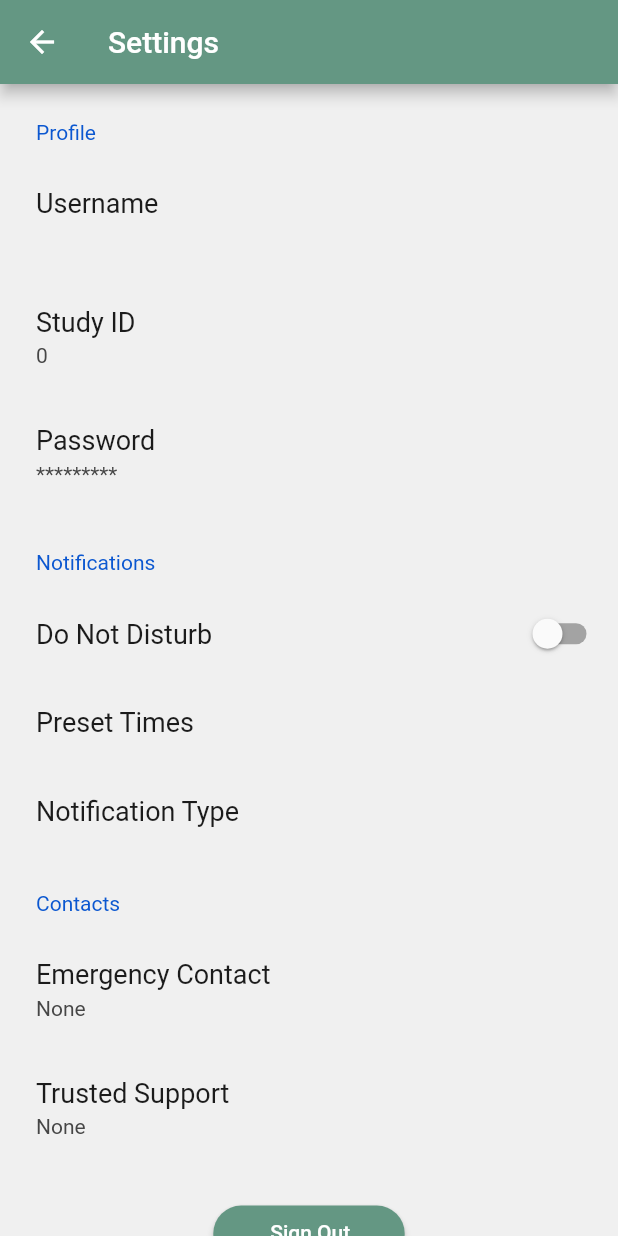
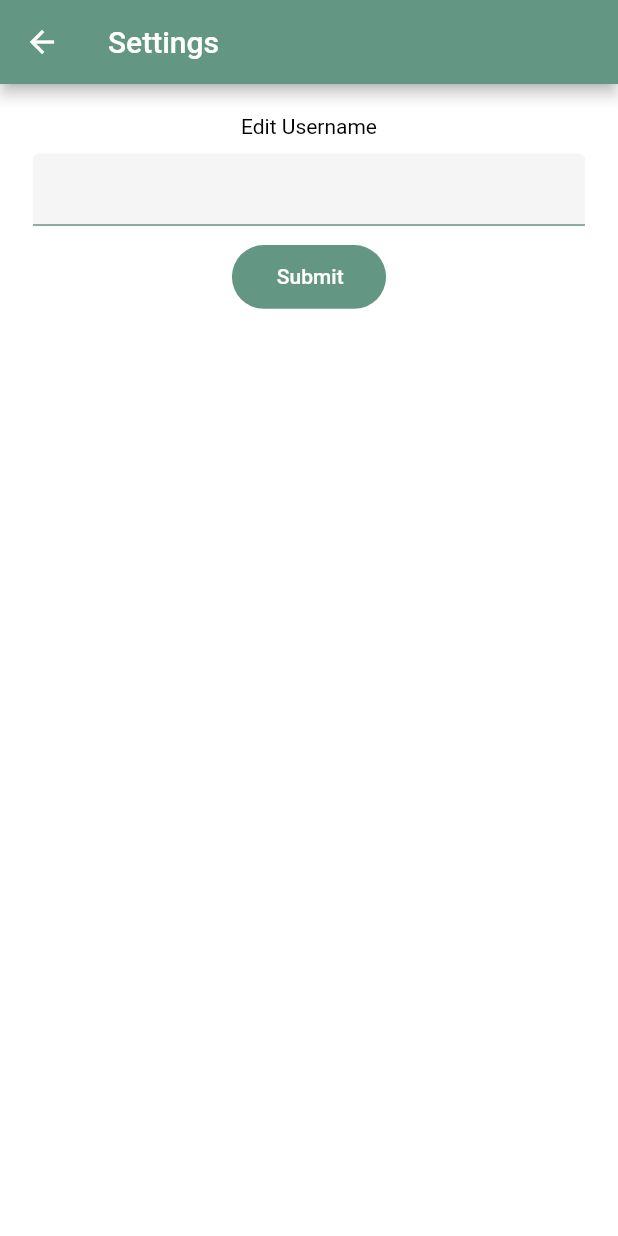
Before and after one commit to sahilmahendrakar/ARCApp, a Flutter app: the SettingsScreen screen opened by its route, after a tap on "Username", on a phone screen of 412 x 824 dp. Run offline on Flutter 3.47's test engine with Material 2 defaults, Android fonts, the phone set to English and light mode, and no system bars; drawn by our look-alikes of settings_ui; our stand-ins replace firebase_auth, firebase_core, firebase_database; accounts and stored records are empty.

Commit message:
Added pages to set / update username, study id, emergency contact, and trusted support contact

```diff
--- a/lib/screens/settings/settings_screen.dart
+++ b/lib/screens/settings/settings_screen.dart
@@ -1,5 +1,9 @@
 import 'package:arc_app/auth/authentication_service.dart';
 import 'package:arc_app/constants.dart';
+import 'package:arc_app/screens/settings/emergency_contact_screen.dart';
+import 'package:arc_app/screens/settings/studyid_screen.dart';
+import 'package:arc_app/screens/settings/trusted_support_screen.dart';
+import 'package:arc_app/screens/settings/username_screen.dart';
 import 'package:arc_app/size_config.dart';
 import 'package:firebase_auth/firebase_auth.dart';
 import 'package:firebase_database/firebase_database.dart';
@@ -29,26 +33,15 @@ class _SettingsScreenState extends State<SettingsScreen> {
     super.initState();
     final ref = fb.reference();
     User user = FirebaseAuth.instance.currentUser!;
-    ref.child(user.uid).child("study-id").once().then((data) {
-      if (data.value != null) {
-        setState(() {
-          studyId = data.value;
-        });
-      }
-    });
-    ref.child(user.uid).child("emergency-contact").once().then((data) {
-      if (data.value != null) {
-        setState(() {
-          emergencyContact = data.value;
-        });
-      }
-    });
-    ref.child(user.uid).child("trusted-support").once().then((data) {
-      if (data.value != null) {
-        setState(() {
-          trustedSupport = data.value;
-        });
-      }
+    //Using on value instead of once() so it updates when value is changed
+    ref.child(user.uid).onValue.listen((event) {
+      DataSnapshot data = event.snapshot;
+      setState(() {
+        //The ?? performs null checking
+        studyId = data.value["study-id"] ?? 0;
+        emergencyContact = data.value["emergency-contact"] ?? "None";
+        trustedSupport = data.value["trusted-support"] ?? "None";
+      });
     });
   }
 
@@ -70,12 +63,27 @@ class _SettingsScreenState extends State<SettingsScreen> {
                       SettingsTile(
                         title: 'Username',
                         subtitle: user.displayName,
-                        onPressed: (context) {},
+                        onPressed: (context) {
+                          Navigator.push(
+                              context,
+                              MaterialPageRoute(
+                                  builder: (context) =>
+                                      UsernameSettingsScreen())).then((value) {
+                            //forces page to reload when popped back, allowing values to update
+                            setState(() {});
+                          });
+                        },
                       ),
                       SettingsTile(
                         title: 'Study ID',
                         subtitle: studyId,
-                        onPressed: (context) {},
+                        onPressed: (context) {
+                          Navigator.push(
+                              context,
+                              MaterialPageRoute(
+                                  builder: (context) =>
+                                      StudyIdSettingsScreen()));
+                        },
                       ),
                       SettingsTile(
                         title: 'Password',
@@ -105,10 +113,22 @@ class _SettingsScreenState extends State<SettingsScreen> {
                       SettingsTile(
                         title: 'Emergency Contact',
                         subtitle: emergencyContact,
+                        onPressed: (context) {
+                          Navigator.push(
+                              context,
+                              MaterialPageRoute(
+                                  builder: (context) => EmergencyContactSettingsScreen()));
+                        },
                       ),
                       SettingsTile(
                         title: 'Trusted Support',
                         subtitle: trustedSupport,
+                        onPressed: (context) {
+                          Navigator.push(
+                              context,
+                              MaterialPageRoute(
+                                  builder: (context) => TrustedSupportSettingsScreen()));
+                        },
                       ),
                     ],
                   ),
--- /dev/null
+++ b/lib/screens/settings/username_screen.dart
@@ -0,0 +1,79 @@
+import 'package:arc_app/constants.dart';
+import 'package:arc_app/size_config.dart';
+import 'package:firebase_auth/firebase_auth.dart';
+import 'package:firebase_database/firebase_database.dart';
+import 'package:flutter/material.dart';
+import 'package:flutter/widgets.dart';
+
+class UsernameSettingsScreen extends StatefulWidget {
+  const UsernameSettingsScreen({Key? key}) : super(key: key);
+
+  @override
+  _UsernameScreenState createState() => _UsernameScreenState();
+}
+
+class _UsernameScreenState extends State<UsernameSettingsScreen> {
+  TextEditingController usernameController = new TextEditingController();
+
+  final fb = FirebaseDatabase.instance;
+
+  @override
+  void initState() {
+    super.initState();
+    User user = FirebaseAuth.instance.currentUser!;
+    usernameController.text = user.displayName!;
+  }
+
+  @override
+  Widget build(BuildContext context) {
+    return Scaffold(
+      appBar: AppBar(
+        title: Text("Settings"),
+      ),
+      body: SingleChildScrollView(
+        child: Column(
+          children: [
+            Padding(
+                padding: EdgeInsets.all(getProportionateScreenHeight(10.0))),
+            Center(
+                child: Text(
+              "Edit Username",
+              textAlign: TextAlign.center,
+            )),
+            Padding(
+              padding: EdgeInsets.fromLTRB(
+                  getProportionateScreenWidth(20.0),
+                  getProportionateScreenHeight(10.0),
+                  getProportionateScreenWidth(20.0),
+                  getProportionateScreenHeight(10.0)),
+              child: TextField(
+                controller: usernameController,
+                decoration: InputDecoration(
+                  filled: true,
+                ),
+              ),
+            ),
+            TextButton(
+                style: TextButton.styleFrom(
+                    backgroundColor: primary,
+                    primary: Colors.white,
+                    shape: StadiumBorder()),
+                child: Padding(
+                    padding: EdgeInsets.fromLTRB(
+                        getProportionateScreenWidth(20),
+                        getProportionateScreenHeight(5),
+                        getProportionateScreenHeight(20),
+                        getProportionateScreenWidth(5)),
+                    child: Text("Submit")),
+                onPressed: () {
+                  User user = FirebaseAuth.instance.currentUser!;
+                  user
+                      .updateDisplayName(usernameController.text)
+                      .then((value) => Navigator.pop(context));
+                }),
+          ],
+        ),
+      ),
+    );
+  }
+}
```
Also changed, not shown: lib/screens/settings/emergency_contact_screen.dart (added, +89 -0 lines), lib/screens/settings/studyid_screen.dart (added, +89 -0 lines), lib/screens/settings/trusted_support_screen.dart (added, +89 -0 lines).
